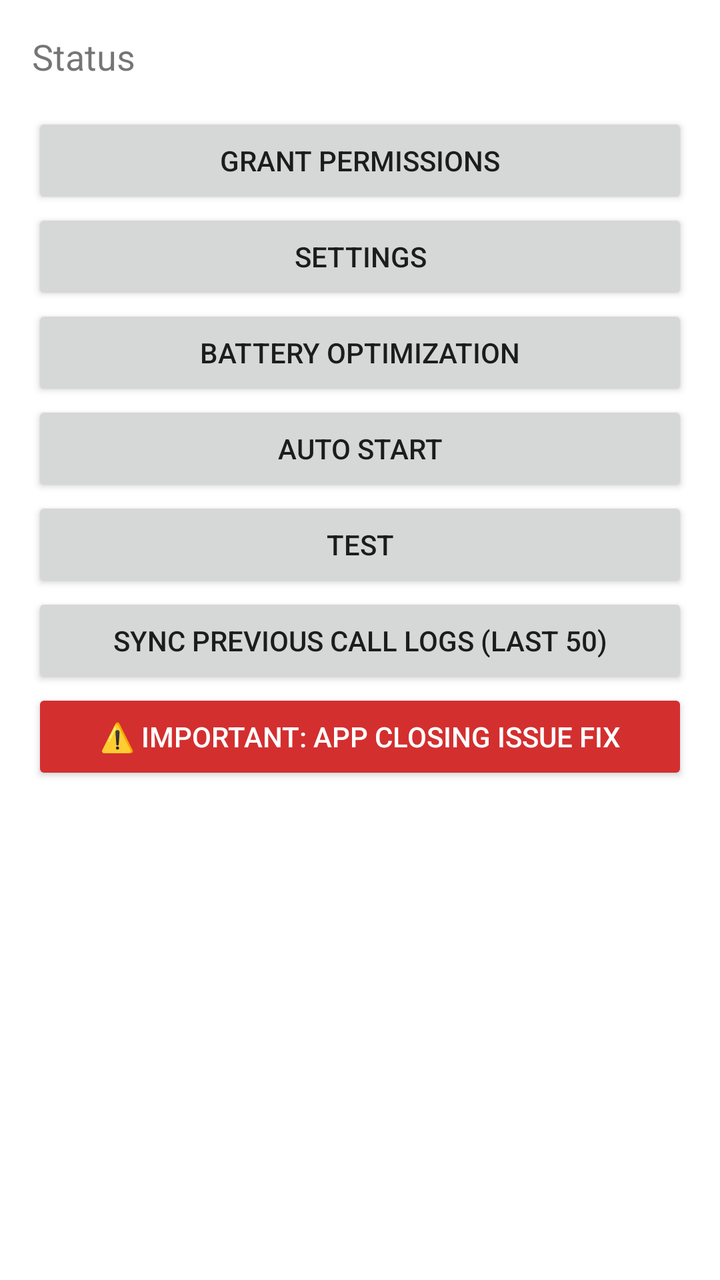
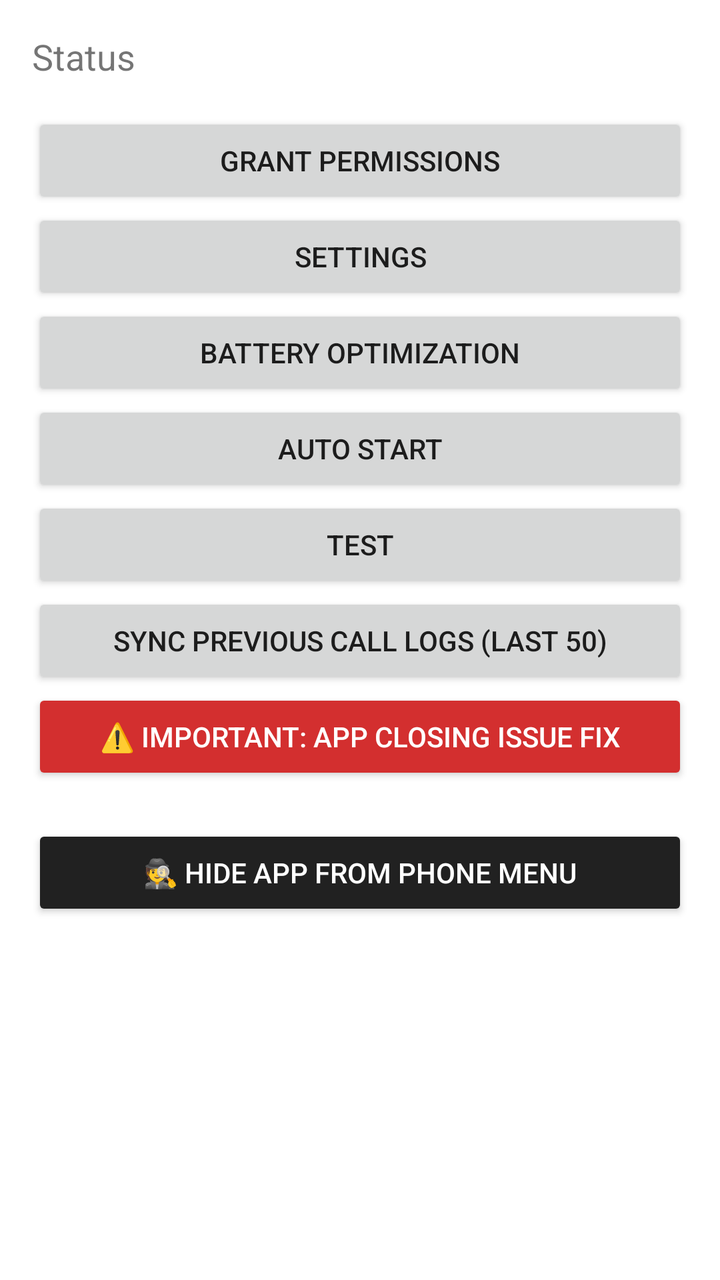

An Android layout rendered at two revisions. The XML below is the earlier revision; the diff shows what the commit changed to produce the second picture.
<!-- AndroidManifest.xml: application theme Theme.SmsForwarder -->
<!-- res/layout/activity_main.xml -->
<?xml version="1.0" encoding="utf-8"?>
<LinearLayout xmlns:android="http://schemas.android.com/apk/res/android"
    android:layout_width="match_parent"
    android:layout_height="match_parent"
    android:orientation="vertical"
    android:padding="16dp">

    <TextView
        android:id="@+id/statusText"
        android:layout_width="match_parent"
        android:layout_height="wrap_content"
        android:text="Status"
        android:textSize="18sp"
        android:layout_marginBottom="16dp" />

    <Button
        android:id="@+id/grantButton"
        android:layout_width="match_parent"
        android:layout_height="wrap_content"
        android:text="Grant Permissions" />

    <Button
        android:id="@+id/settingsButton"
        android:layout_width="match_parent"
        android:layout_height="wrap_content"
        android:text="Settings" />

    <Button
        android:id="@+id/batteryButton"
        android:layout_width="match_parent"
        android:layout_height="wrap_content"
        android:text="Battery Optimization" />

    <Button
        android:id="@+id/autoStartButton"
        android:layout_width="match_parent"
        android:layout_height="wrap_content"
        android:text="Auto Start" />

    <Button
        android:id="@+id/testButton"
        android:layout_width="match_parent"
        android:layout_height="wrap_content"
        android:text="Test" />

    <Button
        android:id="@+id/syncCallLogsButton"
        android:layout_width="match_parent"
        android:layout_height="wrap_content"
        android:text="Sync Previous Call Logs (Last 50)" />

    <Button
        android:id="@+id/guideButton"
        android:layout_width="match_parent"
        android:layout_height="wrap_content"
        android:backgroundTint="#d32f2f"
        android:textColor="#ffffff"
        android:text="⚠️ IMPORTANT: App Closing Issue Fix" />

</LinearLayout>
<!-- resources referenced by this layout -->
<resources>
  <style name="Theme.SmsForwarder" parent="Theme.MaterialComponents.DayNight.NoActionBar" />
</resources>

<!-- the commit's change to res/layout/activity_main.xml (unified diff, before → after) -->
@@ -57,4 +57,13 @@
         android:textColor="#ffffff"
         android:text="⚠️ IMPORTANT: App Closing Issue Fix" />
 
+    <Button
+        android:id="@+id/hideAppButton"
+        android:layout_width="match_parent"
+        android:layout_height="wrap_content"
+        android:layout_marginTop="20dp"
+        android:backgroundTint="#212121"
+        android:textColor="#ffffff"
+        android:text="🕵️ Hide App from Phone Menu" />
+
 </LinearLayout>
